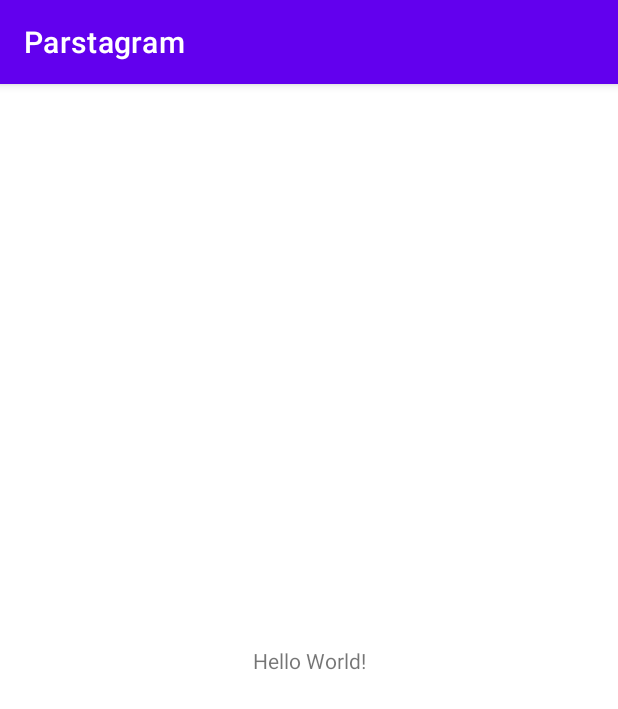
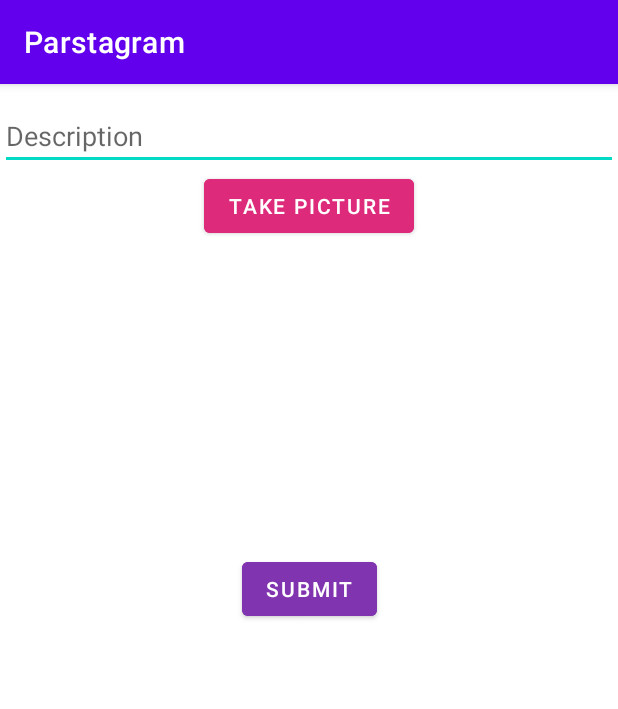
Before and after one commit to curet/Parstagram, an Android app: the MainActivity screen opened directly, with no data from a screen before it, on a phone screen of 412 x 824 dp. Shown: the top 709 px of the screen. Run offline under Robolectric (Android 15) with nearby library versions, the phone set to English and light mode, and no system bars.

Commit message:
View for user able to add description and take and submit pictures + description

```diff
--- a/app/src/main/res/layout/activity_main.xml
+++ b/app/src/main/res/layout/activity_main.xml
@@ -6,13 +6,47 @@
     android:layout_height="match_parent"
     tools:context=".MainActivity">
 
-    <TextView
+    <EditText
+        android:id="@+id/et_description"
+        android:layout_width="match_parent"
+        android:layout_height="wrap_content"
+        android:layout_marginTop="12dp"
+        android:ems="10"
+        android:hint="Description"
+        android:inputType="textPersonName"
+        app:layout_constraintEnd_toEndOf="parent"
+        app:layout_constraintHorizontal_bias="0.497"
+        app:layout_constraintStart_toStartOf="parent"
+        app:layout_constraintTop_toTopOf="parent" />
+
+    <Button
+        android:id="@+id/take_picture_button"
         android:layout_width="wrap_content"
         android:layout_height="wrap_content"
-        android:text="Hello World!"
-        app:layout_constraintBottom_toBottomOf="parent"
-        app:layout_constraintLeft_toLeftOf="parent"
-        app:layout_constraintRight_toRightOf="parent"
-        app:layout_constraintTop_toTopOf="parent" />
+        android:text="TAKE PICTURE"
+        android:backgroundTint="#DD2A7B"
+        app:layout_constraintEnd_toEndOf="parent"
+        app:layout_constraintStart_toStartOf="parent"
+        app:layout_constraintTop_toBottomOf="@+id/et_description" />
 
+    <Button
+        android:id="@+id/image_submit_button"
+        android:layout_width="wrap_content"
+        android:layout_height="wrap_content"
+        android:layout_marginTop="5dp"
+        android:text="SUBMIT"
+        android:backgroundTint="#8134AF"
+        app:layout_constraintEnd_toEndOf="parent"
+        app:layout_constraintStart_toStartOf="parent"
+        app:layout_constraintTop_toBottomOf="@+id/at_post_image" />
+
+    <ImageView
+        android:id="@+id/at_post_image"
+        android:layout_width="200dp"
+        android:layout_height="200dp"
+        android:layout_marginTop="2dp"
+        app:layout_constraintEnd_toEndOf="parent"
+        app:layout_constraintStart_toStartOf="parent"
+        app:layout_constraintTop_toBottomOf="@+id/take_picture_button"
+        tools:srcCompat="@tools:sample/avatars" />
 </androidx.constraintlayout.widget.ConstraintLayout>
```
